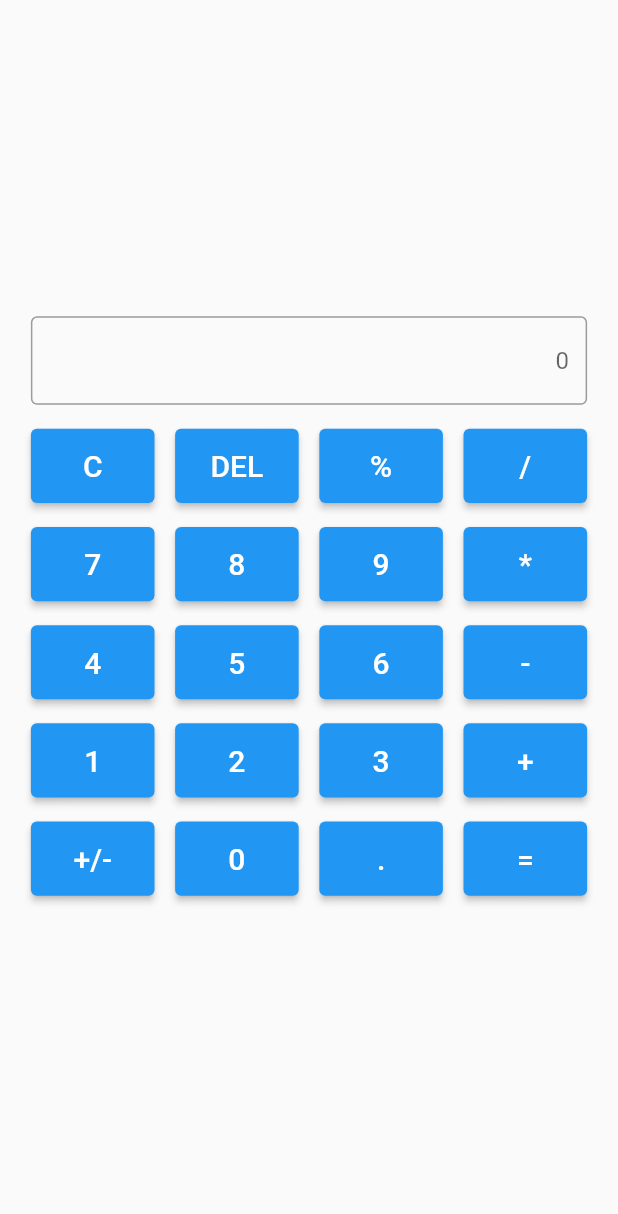
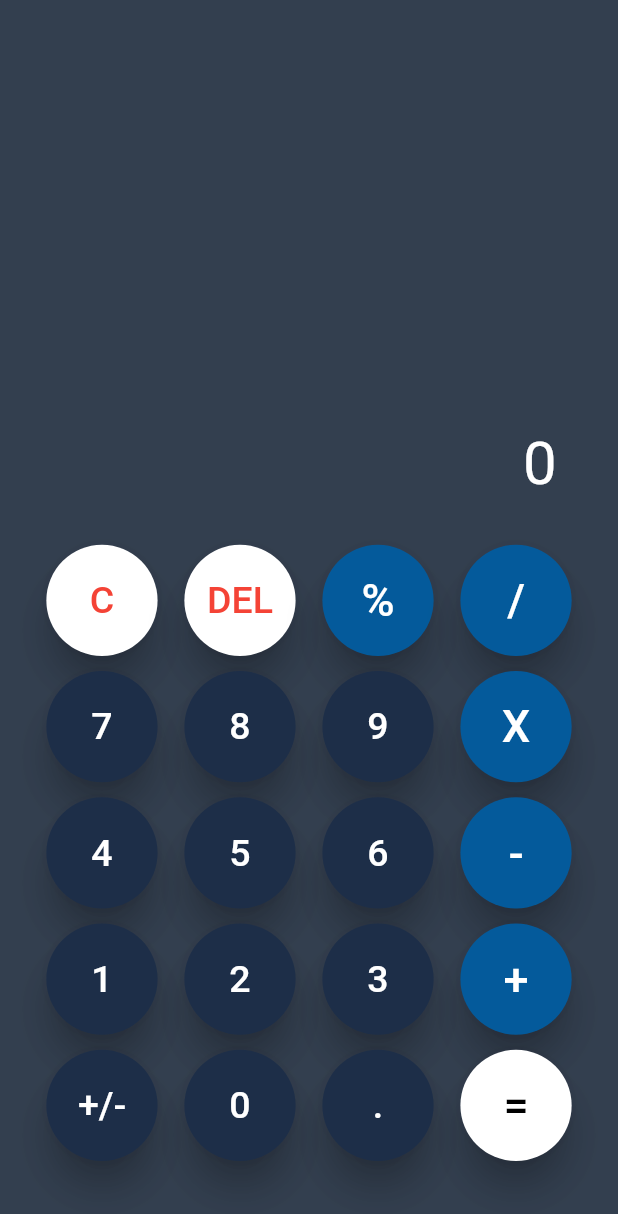
Before and after one commit to DanielYukio/flutter-calculadora, a Flutter app: the screen it shows after launch, after a tap on an icon or button, on a phone screen of 412 x 824 dp. Shown: the top 1214 px of the screen. Run offline on Flutter 3.47's test engine with Material 2 defaults, Android fonts, the phone set to English and light mode, and no system bars.

Commit message:
some changes

```diff
--- a/lib/utils/calculator_handle.dart
+++ b/lib/utils/calculator_handler.dart
@@ -1,7 +1,9 @@
+import 'package:flutter/material.dart';
+
 class Operation {
-  late double? n1;
-  late double? n2;
-  late String? op;
+  late double? n1 = null;
+  late double? n2 = null;
+  late String? op = null;
 
   Operation();
 
@@ -29,7 +31,7 @@ class Operation {
         clear();
         break;
 
-      case '*':
+      case 'x':
         result = n1! * n2!;
         clear();
         break;
@@ -62,6 +64,8 @@ class Calculator {
   }
 
   void setValue(String value) {
+    debugPrint(
+        '${operation.n1.toString()} ${operation.op.toString()} ${operation.n2.toString()}');
     if (error) {
       displayValue = '0';
       waitingNewValue = true;
@@ -72,7 +76,7 @@ class Calculator {
       switch (value) {
         case '+':
         case '-':
-        case '*':
+        case 'x':
         case '/':
           setOperation(value);
           break;
@@ -108,26 +112,45 @@ class Calculator {
   }
 
   void setNumber(String value) {
+    if (displayValue.length < 12) {
       if (displayValue == '0' || waitingNewValue) {
         displayValue = value;
       } else {
         displayValue += value;
       }
+    } else {
+      if (waitingNewValue) {
+        displayValue = value;
+      }
+    }
     waitingNewValue = false;
   }
 
   void addPoint() {
-    if (!displayValue.contains('.')) {
+    if (displayValue.length < 12) {
+      if (waitingNewValue) {
+        displayValue = '0.';
+      } else if (!displayValue.contains('.')) {
         displayValue += '.';
+      }
     }
     waitingNewValue = false;
   }
 
   void toggleSignal() {
+    if (displayValue.length < 13) {
+      if (waitingNewValue) {
+        displayValue = '0';
+      }
       if (double.parse(displayValue) > 0) {
         displayValue = '-$displayValue';
       } else if (double.parse(displayValue) < 0) {
         displayValue = displayValue.substring(1);
+      }
+    } else {
+      if (waitingNewValue) {
+        displayValue = '0';
+      }
     }
     waitingNewValue = false;
   }
@@ -155,6 +178,7 @@ class Calculator {
       operation.n2 = double.parse(displayValue);
       if (operation.op == null) {
         operation.op = op;
+        waitingNewValue = true;
       } else {
         getResult();
         operation.n1 = double.parse(displayValue);
@@ -171,6 +195,12 @@ class Calculator {
     }
     final double? result = operation.getResult();
     displayValue = result == null ? 'ERRO' : result.toString();
+    if (result != null && result - result.toInt() == 0) {
+      displayValue = displayValue.substring(0, displayValue.indexOf('.'));
+    }
+    if (displayValue.length >= 12) {
+      displayValue = displayValue.substring(0, 13);
+    }
     waitingNewValue = true;
   }
 }
--- a/lib/utils/calculator_state.dart
+++ b/lib/utils/calculator_state.dart
@@ -1,5 +1,6 @@
 import 'package:flutter/material.dart';
-import 'calculator_handle.dart';
+import 'package:flutter_calculadora/utils/calculator_utils.dart';
+import 'calculator_handler.dart';
 
 class CalculatorState extends StatefulWidget {
   const CalculatorState({super.key});
@@ -13,7 +14,7 @@ class _CalculatorState extends State<CalculatorState> {
 
   final buttons = [
     ['c', 'del', '%', '/'],
-    ['7', '8', '9', '*'],
+    ['7', '8', '9', 'x'],
     ['4', '5', '6', '-'],
     ['1', '2', '3', '+'],
     ['+/-', '0', '.', '='],
@@ -28,21 +29,28 @@ class _CalculatorState extends State<CalculatorState> {
   @override
   Widget build(BuildContext context) {
     return Scaffold(
+      backgroundColor: Color.fromARGB(221, 20, 33, 52),
       body: Center(
         child: SizedBox(
-          width: MediaQuery.of(context).size.width * 0.9,
+          width: MediaQuery.of(context).size.width * 0.85,
           child: Column(
             mainAxisAlignment: MainAxisAlignment.center,
             children: [
+              Expanded(
+                child: Container(),
+              ),
               TextField(
                 textAlign: TextAlign.end,
                 decoration: InputDecoration(
-                  hintText: calculator.displayValue,
-                  border: const OutlineInputBorder(),
-                ),
+                    contentPadding: const EdgeInsets.only(right: 10),
+                    hintText: calculator.displayValue,
+                    hintStyle:
+                        const TextStyle(fontSize: 40, color: Colors.white),
+                    border: InputBorder.none),
+                cursorColor: Colors.white,
                 readOnly: true,
               ),
-              const SizedBox(height: 16),
+              const SizedBox(height: 30),
               ...buttons.map(
                 (e) => Column(
                   children: [
@@ -50,29 +58,37 @@ class _CalculatorState extends State<CalculatorState> {
                       mainAxisAlignment: MainAxisAlignment.spaceBetween,
                       children: e
                           .map(
-                            (e) => ElevatedButton(
+                            (e) => TextButton(
                               autofocus: false,
                               onPressed: () {
                                 _onPressed(e);
                               },
                               style: ElevatedButton.styleFrom(
-                                  backgroundColor: Colors.blue,
-                                  fixedSize: Size(
-                                    MediaQuery.of(context).size.width * 0.20,
-                                    MediaQuery.of(context).size.height * 0.06,
-                                  )),
+                                backgroundColor:
+                                    CalculatorStyles.backgroundColor(e),
+                                shape: const CircleBorder(),
+                                elevation: 10,
+                                fixedSize: Size(
+                                  MediaQuery.of(context).size.width * 0.18,
+                                  MediaQuery.of(context).size.width * 0.18,
+                                ),
+                              ),
                               child: Text(
                                 e.toUpperCase(),
-                                style: const TextStyle(fontSize: 20),
+                                style: TextStyle(
+                                  fontSize: CalculatorStyles.buttonTextSize(e),
+                                  color: CalculatorStyles.buttonTextColor(e),
+                                ),
                               ),
                             ),
                           )
                           .toList(),
                     ),
-                    const SizedBox(height: 16)
+                    const SizedBox(height: 10)
                   ].toList(),
                 ),
               ),
+              const SizedBox(height: 40)
             ],
           ),
         ),
--- a/lib/utils/calculator_utils.dart
+++ b/lib/utils/calculator_utils.dart
@@ -1,28 +1,51 @@
-getStyle(String value) {
-  if (double.tryParse(value) != null || value == '.') {
-  } else {
+import 'package:flutter/material.dart';
+
+class CalculatorStyles {
+  static Color backgroundColor(String value) {
     switch (value) {
       case '+':
       case '-':
-      case '*':
+      case 'x':
       case '/':
       case '%':
-        break;
+        return const Color.fromARGB(255, 4, 90, 155);
+
+      case 'c':
+      case 'del':
+      case '=':
+        return Colors.white;
+
+      default:
+        return const Color.fromARGB(255, 29, 46, 72);
+    }
+  }
+
+  static buttonTextColor(String value) {
+    switch (value) {
+      case 'c':
+      case 'del':
+        return Colors.red;
 
       case '=':
-        break;
-
-      case '+/-':
-        break;
-
-      case 'c':
-        break;
-
-      case 'del':
-        break;
+        return Colors.black;
 
       default:
-        break;
+        return Colors.white;
+    }
+  }
+
+  static double buttonTextSize(String value) {
+    switch (value) {
+      case '+':
+      case '-':
+      case 'x':
+      case '/':
+      case '%':
+      case '=':
+        return 30;
+
+      default:
+        return 25;
     }
   }
 }
```
Lines whose indentation alone changed are shown as unchanged.
